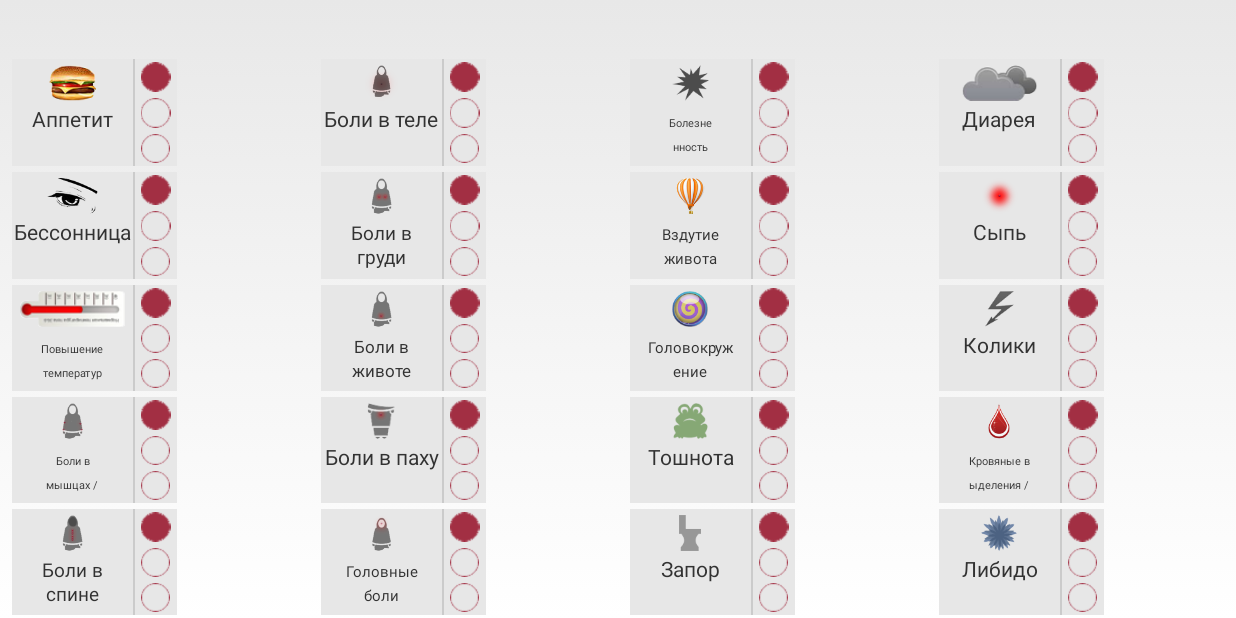
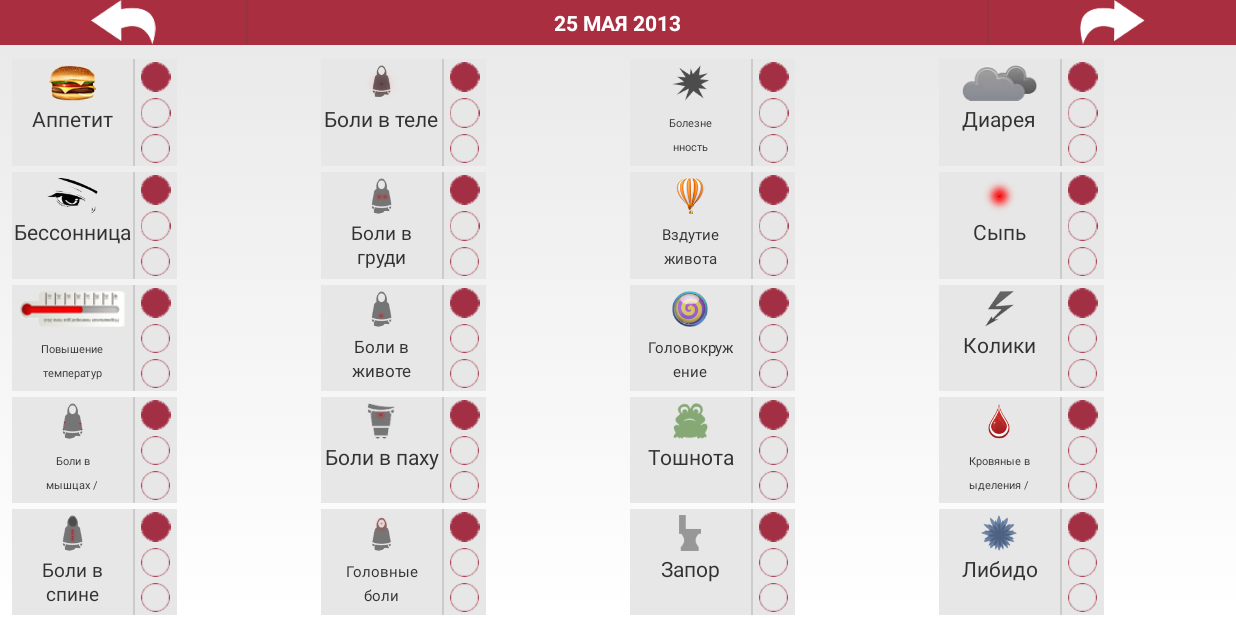
Before and after one commit to turbo-lover/menst, an Android app: the screen it shows after launch (SymptomActivity), on a phone screen of 824 x 412 dp (held sideways). Run offline under Robolectric (Android 15) with nearby library versions, the phone set to English and light mode, and no system bars.

Commit message:
navigate

```diff
--- /dev/null
+++ b/Menst_verstka/src/main/java/com/menst_verstka/utils/navigate.java
@@ -0,0 +1,47 @@
+package com.menst_verstka.utils;/**
+ * Created by turbo_lover on 29.08.13.
+ */
+
+import android.content.Context;
+import android.graphics.Canvas;
+import android.view.LayoutInflater;
+import android.view.View;
+import android.widget.LinearLayout;
+import android.widget.TextView;
+import com.menst_verstka.R;
+
+public class navigate extends LinearLayout {
+
+    private View left,right;
+    private TextView date;
+    public navigate(Context context) {
+        super(context);
+        Initialize_Component();
+        //SetEventListeners();
+    }
+
+    @Override
+    protected void onDraw(Canvas canvas) {
+        canvas.save();
+
+        super.onDraw(canvas);
+    }
+
+    public void setDate(String date) {
+        this.date.setText(date);
+    }
+
+    private void SetEventListeners(OnClickListener listener) {
+        left.setOnClickListener(listener);
+        right.setOnClickListener(listener);
+    }
+
+    private void Initialize_Component() {
+        LayoutInflater inflater = (LayoutInflater) getContext().getSystemService(Context.LAYOUT_INFLATER_SERVICE);
+        inflater.inflate(R.layout.navigate, this); //TODO set layout, what you want, to inflate;
+
+        left = findViewById(R.id.navigate_left_arrow);
+        right = findViewById(R.id.navigate_right_arrow);
+        date = (TextView) findViewById(R.id.navigate_Date);
+    }
+}
--- a/Menst_verstka/src/main/res/layout/navigate.xml
+++ b/Menst_verstka/src/main/res/layout/navigate.xml
@@ -6,17 +6,17 @@
         android:layout_width="match_parent"
         android:layout_height="30dp"
         android:background="@color/pink">
-
     <ImageView
+            android:id="@+id/navigate_left_arrow"
             android:layout_weight="1"
             android:layout_width="0dp"
             android:layout_height="match_parent"
             android:src="@drawable/arrow_left"/>
     <View style="@style/NavigationDivider"
-          android:layout_weight="0.005"
+          android:layout_weight="0.001"
             />
     <TextView
-            android:id="@+id/navigateDate"
+            android:id="@+id/navigate_Date"
             android:layout_weight="3"
             android:layout_width="0dp"
             android:layout_height="match_parent"
@@ -26,13 +26,13 @@
             android:textColor="@color/white"
             />
     <View style="@style/NavigationDivider"
-          android:layout_weight="0.01"
+          android:layout_weight="0.001"
             />
     <ImageView
+            android:id="@+id/navigate_right_arrow"
             android:layout_weight="1"
             android:layout_width="0dp"
             android:layout_height="match_parent"
             android:src="@drawable/arrow_right"
             />
-
 </LinearLayout>
```
